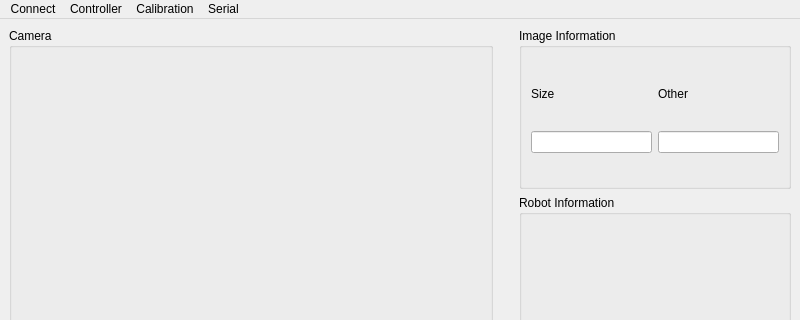
Qt form mainwindow.ui (MiguelFerrerF/robotArmApp) before a commit; both pictures show x 0 to 800 and y 0 to 320 of the 800 by 600 pixel window.
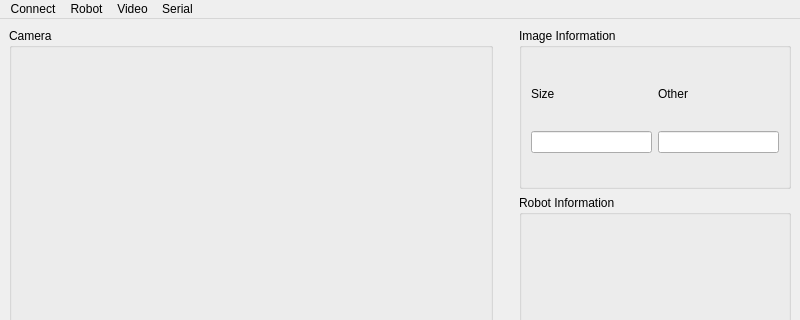
The same form after that commit.

Commit message:
Add robot control dialog and menu integration
Introduces a new dialog for robot control, featuring sliders to adjust motor positions and real-time label updates. Updates the main window to integrate the control dialog and adds new menu actions for robot control and video connection. Enhances project organization by including the control dialog files in the build system.

```diff
--- a/mainwindow.ui
+++ b/mainwindow.ui
@@ -168,7 +168,7 @@
    </property>
    <widget class="QMenu" name="menuController">
     <property name="title">
-     <string>Controller</string>
+     <string>Robot</string>
     </property>
    </widget>
    <widget class="QMenu" name="menuSerial">
@@ -178,9 +178,9 @@
     <addaction name="actionSerial"/>
     <addaction name="actionLog"/>
    </widget>
-   <widget class="QMenu" name="menuCalibration">
+   <widget class="QMenu" name="menuVideo">
     <property name="title">
-     <string>Calibration</string>
+     <string>Video</string>
     </property>
    </widget>
    <widget class="QMenu" name="menuConnect">
@@ -192,7 +192,7 @@
    </widget>
    <addaction name="menuConnect"/>
    <addaction name="menuController"/>
-   <addaction name="menuCalibration"/>
+   <addaction name="menuVideo"/>
    <addaction name="menuSerial"/>
   </widget>
   <action name="actionConnectSerial">
```
Left out of the diff: 36 changed lines with no effect on the pictures. The commit also changes 7 other files.
